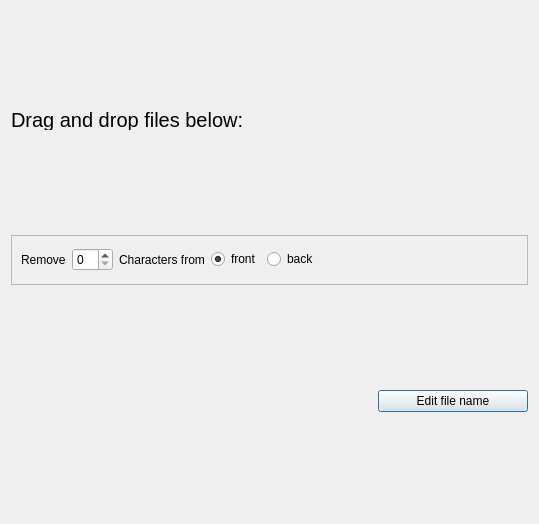
Before: the Qt Designer form rename_dialog.ui in WilsonImmunologyLab/VGenes, drawn with Qt 5.
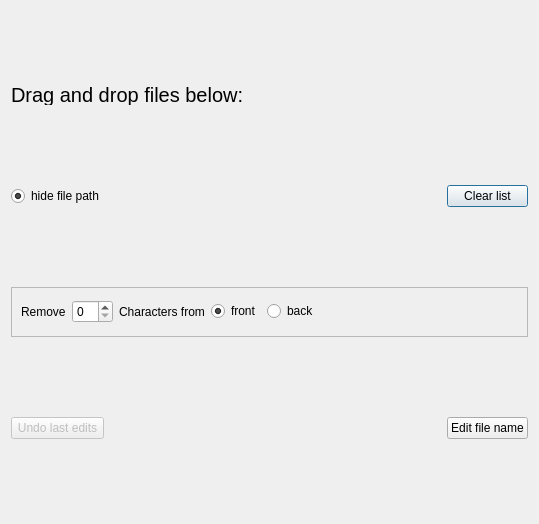
After: the same form once the commit is applied.

Commit message: UI update for rename function

What changed in the file:
```diff
--- a/rename_dialog.ui
+++ b/rename_dialog.ui
@@ -14,7 +14,40 @@
    <string>Edit file names in batches</string>
   </property>
   <layout class="QGridLayout" name="gridLayout_2">
-   <item row="2" column="0" colspan="2">
+   <item row="1" column="0" colspan="3">
+    <layout class="QGridLayout" name="gridLayoutRename"/>
+   </item>
+   <item row="2" column="2">
+    <widget class="QPushButton" name="pushButtonClearList">
+     <property name="text">
+      <string>Clear list</string>
+     </property>
+    </widget>
+   </item>
+   <item row="4" column="2">
+    <widget class="QPushButton" name="pushButtonEdit">
+     <property name="maximumSize">
+      <size>
+       <width>150</width>
+       <height>16777215</height>
+      </size>
+     </property>
+     <property name="text">
+      <string>Edit file name</string>
+     </property>
+    </widget>
+   </item>
+   <item row="2" column="0">
+    <widget class="QRadioButton" name="radioButtonHidePath">
+     <property name="text">
+      <string>hide file path</string>
+     </property>
+     <property name="checked">
+      <bool>true</bool>
+     </property>
+    </widget>
+   </item>
+   <item row="3" column="0" colspan="3">
     <widget class="QFrame" name="frame">
      <property name="maximumSize">
       <size>
@@ -79,23 +112,17 @@
      </layout>
     </widget>
    </item>
-   <item row="3" column="1">
-    <widget class="QPushButton" name="pushButtonEdit">
-     <property name="maximumSize">
-      <size>
-       <width>150</width>
-       <height>16777215</height>
-      </size>
+   <item row="4" column="0">
+    <widget class="QPushButton" name="pushButtonUndo">
+     <property name="enabled">
+      <bool>false</bool>
      </property>
      <property name="text">
-      <string>Edit file name</string>
+      <string>Undo last edits</string>
      </property>
     </widget>
    </item>
-   <item row="1" column="0" colspan="2">
-    <layout class="QGridLayout" name="gridLayoutRename"/>
-   </item>
-   <item row="0" column="0" colspan="2">
+   <item row="0" column="0" colspan="3">
     <widget class="QLabel" name="label">
      <property name="maximumSize">
       <size>
@@ -113,6 +140,19 @@
      </property>
     </widget>
    </item>
+   <item row="4" column="1">
+    <spacer name="horizontalSpacer_2">
+     <property name="orientation">
+      <enum>Qt::Horizontal</enum>
+     </property>
+     <property name="sizeHint" stdset="0">
+      <size>
+       <width>40</width>
+       <height>20</height>
+      </size>
+     </property>
+    </spacer>
+   </item>
   </layout>
  </widget>
  <resources/>
```
The commit also changes 1 other file.
